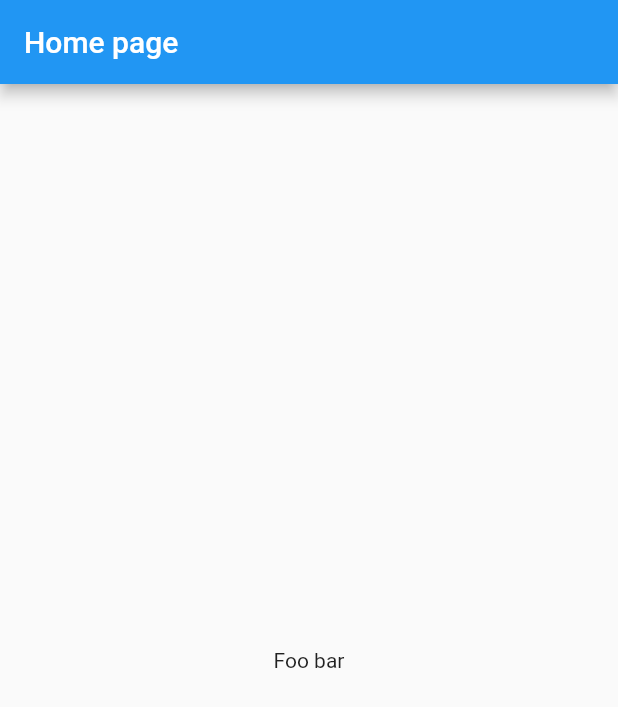
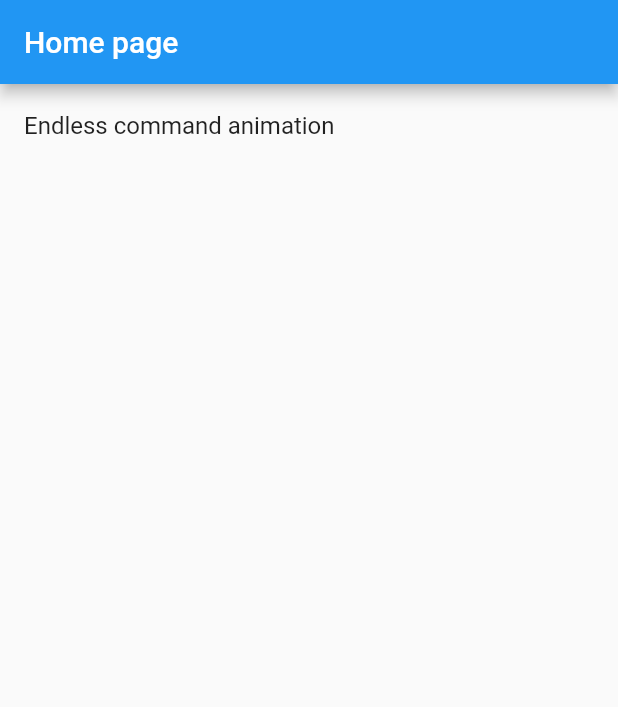
Before and after one commit to achernoprudov/flutter_samples, a Flutter app: the screen it shows after launch, on a phone screen of 412 x 824 dp. Shown: the top 707 px of the screen. Run offline on Flutter 3.47's test engine with Material 2 defaults, Android fonts, the phone set to English and light mode, and no system bars; our stand-ins replace go_router.

Commit message:
home page  and navigation

```diff
--- a/lib/src/app.dart
+++ b/lib/src/app.dart
@@ -1,5 +1,5 @@
 import 'package:flutter/material.dart';
-import 'package:flutter_samples/src/router.dart';
+import 'package:flutter_samples/src/navigation/router.dart';
 
 class App extends StatelessWidget {
   const App({Key? key}) : super(key: key);
--- /dev/null
+++ b/lib/src/navigation/paths.dart
@@ -0,0 +1,4 @@
+class RouterPaths {
+  static const home = '/';
+  static const commandAnimation = '/command-animation';
+}
--- a/lib/src/router.dart
+++ b/lib/src/navigation/router.dart
@@ -1,11 +1,13 @@
-import 'package:flutter_samples/src/pages/home_page.dart';
+import 'package:flutter_samples/src/navigation/paths.dart';
+import 'package:flutter_samples/src/pages/home/home_page.dart';
 import 'package:go_router/go_router.dart';
 
 final appRouter = GoRouter(
   routes: [
     GoRoute(
-      path: '/',
+      path: RouterPaths.home,
       builder: (context, state) => const HomePage(),
     ),
+
   ],
 );
--- /dev/null
+++ b/lib/src/pages/home/home_page.dart
@@ -0,0 +1,43 @@
+import 'package:flutter/material.dart';
+import 'package:flutter_samples/src/navigation/paths.dart';
+import 'package:go_router/go_router.dart';
+
+class HomePage extends StatelessWidget {
+  static const _samples = [
+    SampleItem(
+      title: 'Endless command animation',
+      navigationPath: RouterPaths.commandAnimation,
+    ),
+  ];
+
+  const HomePage({Key? key}) : super(key: key);
+
+  @override
+  Widget build(BuildContext context) {
+    return Scaffold(
+      appBar: AppBar(
+        title: const Text('Home page'),
+      ),
+      body: ListView.builder(
+        itemCount: _samples.length,
+        itemBuilder: (context, index) {
+          final sample = _samples[index];
+          return ListTile(
+            title: Text(sample.title),
+            onTap: () => context.go(sample.navigationPath),
+          );
+        },
+      ),
+    );
+  }
+}
+
+class SampleItem {
+  final String title;
+  final String navigationPath;
+
+  const SampleItem({
+    required this.title,
+    required this.navigationPath,
+  });
+}
--- a/lib/src/pages/home_page.dart
+++ /dev/null
@@ -1,17 +0,0 @@
-import 'package:flutter/material.dart';
-
-class HomePage extends StatelessWidget {
-  const HomePage({Key? key}) : super(key: key);
-
-  @override
-  Widget build(BuildContext context) {
-    return Scaffold(
-      appBar: AppBar(
-        // Here we take the value from the MyHomePage object that was created by
-        // the App.build method, and use it to set our appbar title.
-        title: Text('Home page'),
-      ),
-      body: Center(child: Text('Foo bar')),
-    );
-  }
-}
```
Also changed, not shown: 1 other file.
